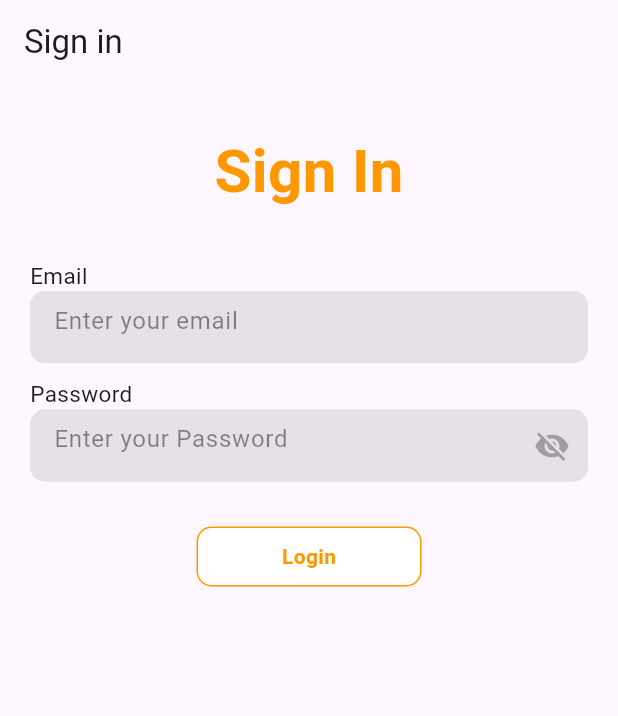
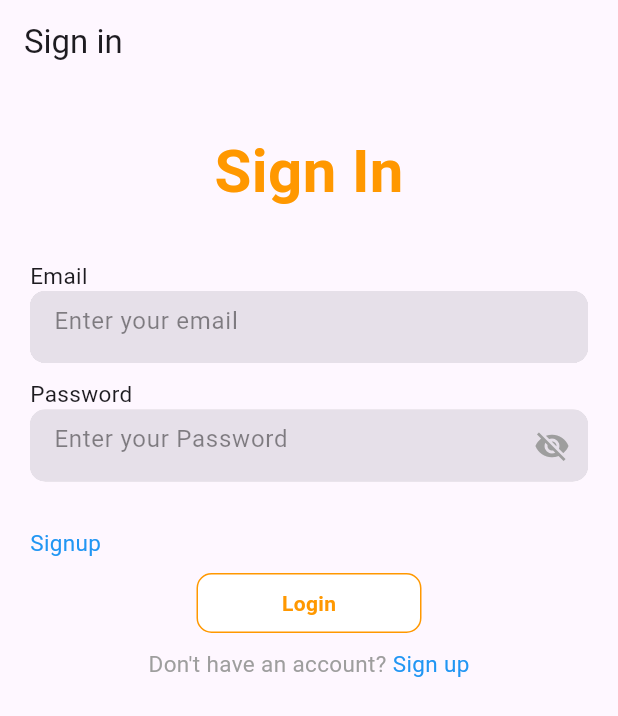
Before and after one commit to LesterLien/Google-AI-Hackathon-Project, a Flutter app: the screen it shows after launch, after a tap on "Login", on a phone screen of 412 x 824 dp. Shown: the top 716 px of the screen. Run offline on Flutter 3.47's test engine with Material 3 defaults, Android fonts, the phone set to English and light mode, and no system bars; our stand-ins replace firebase_core, google_generative_ai; accounts and stored records are empty; network calls fail.

Commit message:
Initial signup UI and some fixes

```diff
--- a/lib/login.dart
+++ b/lib/login.dart
@@ -1,8 +1,9 @@
 import 'package:flutter/material.dart';
 import 'package:hackathonproject/form_Container_widget.dart';
+import 'signup.dart';
 
 class Login extends StatefulWidget {
-  const Login({super.key});
+  const Login({Key? key}) : super(key: key);
 
   @override
   State<Login> createState() => _LoginState();
@@ -35,7 +36,7 @@ Widget build(BuildContext context) {
             SizedBox(height: 30),
             Text(
               "Sign In",
-            style: TextStyle(fontSize: 40, fontWeight: FontWeight.bold, color: Colors.orange), // Set text color to orange
+              style: TextStyle(fontSize: 40, fontWeight: FontWeight.bold, color: Colors.orange),
             ),
             SizedBox(height: 30),
             Row(
@@ -44,7 +45,7 @@ Widget build(BuildContext context) {
                   "Email",
                   style: TextStyle(fontSize: 15),
                 ),
-              Spacer(), // Add Spacer to push the text to the far left
+                Spacer(),
               ],
             ),
             FormContainerWidget(
@@ -59,7 +60,7 @@ Widget build(BuildContext context) {
                   "Password",
                   style: TextStyle(fontSize: 15),
                 ),
-              Spacer(), // Add Spacer to push the text to the far left
+                Spacer(),
               ],
             ),
             FormContainerWidget(
@@ -70,15 +71,30 @@ Widget build(BuildContext context) {
             SizedBox(height: 30),
             GestureDetector(
               onTap: () {
+                Navigator.push(context, MaterialPageRoute(builder: (context) => SignUp()));
+              },
+              child: Row(
+                children: [
+                  Text(
+                    "Signup",
+                    style: TextStyle(fontSize: 15, color: Colors.blue),
+                  ),
+                  Spacer(),
+                ],
+              ),
+            ),
+            SizedBox(height: 10),
+            GestureDetector(
+              onTap: () {
                 signIn();
               },
               child: Container(
-              width: 150, // Adjust width here
-              height: 40, // Adjust height here
+                width: 150,
+                height: 40,
                 decoration: BoxDecoration(
                   color: Colors.white,
                   borderRadius: BorderRadius.circular(10),
-                border: Border.all(color: Colors.orange), // Orange border
+                  border: Border.all(color: Colors.orange),
                 ),
                 child: Center(
                   child: isSigning
@@ -86,28 +102,37 @@ Widget build(BuildContext context) {
                       : Text(
                           "Login",
                           style: TextStyle(
-                          color: Colors.orange, // Orange text color
+                            color: Colors.orange,
                             fontWeight: FontWeight.bold,
                           ),
                         ),
                 ),
               ),
             ),
+            SizedBox(height: 10),
+            Row(
+              mainAxisAlignment: MainAxisAlignment.center,
+              children: [
+                Text(
+                  "Don't have an account? ",
+                  style: TextStyle(fontSize: 15, color: Colors.grey),
+                ),
+                GestureDetector(
+                  onTap: () {
+                    Navigator.push(context, MaterialPageRoute(builder: (context) => SignUp())); // Navigate to the signup.dart file
+                  },
+                  child: Text(
+                    "Sign up", // Change text to "Sign up"
+                    style: TextStyle(fontSize: 15, color: Colors.blue),
+                  ),
+                ),
+              ],
+            ),
           ],
         ),
       ),
     );
   }
-
-
-
-
-
-
-
-
-
-
 
   void signIn() async {
     setState(() {
```
Also changed, not shown: lib/signup.dart (added, +130 -0 lines), 1 other file. Lines whose indentation alone changed are shown as unchanged.
